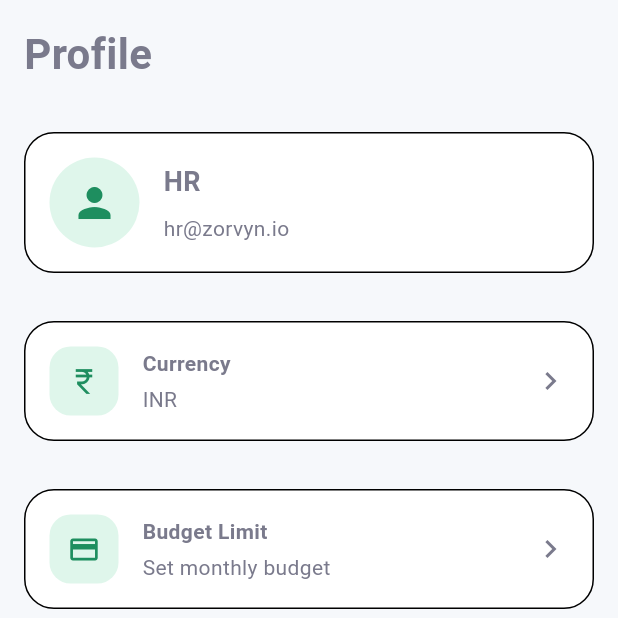
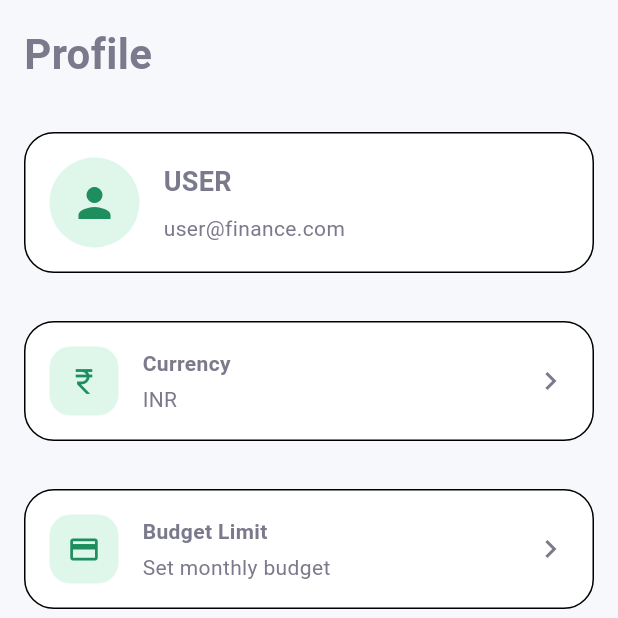
Before and after one commit to Aman-Real/Finance-Companion, a Flutter app: the screen it shows after launch, item 5 of the bottom bar chosen, on a phone screen of 412 x 824 dp, the top half of it. Run offline on Flutter 3.47's test engine with Material 3 defaults, Android fonts, the phone set to English and light mode, and no system bars; our stand-ins replace fl_chart, hive, hive_flutter; accounts and stored records are empty.

Commit message:
UI modified

```diff
--- a/lib/screens/home/dashboard_screen.dart
+++ b/lib/screens/home/dashboard_screen.dart
@@ -82,7 +82,7 @@ class DashboardScreen extends StatelessWidget {
                       ),
                       const SizedBox(height: 4),
                       Text(
-                        'HR',
+                        'USER',
                         style: TextStyle(
                           fontSize: 22,
                           fontWeight: FontWeight.bold,
--- a/lib/screens/profile/profile_screen.dart
+++ b/lib/screens/profile/profile_screen.dart
@@ -58,7 +58,7 @@ class _ProfileScreenState extends State<ProfileScreen> {
                       crossAxisAlignment: CrossAxisAlignment.start,
                       children: [
                         const Text(
-                          'HR',
+                          'USER',
                           style: TextStyle(
                             fontSize: 18,
                             fontWeight: FontWeight.bold,
@@ -66,7 +66,7 @@ class _ProfileScreenState extends State<ProfileScreen> {
                         ),
                         const SizedBox(height: 8),
                         Text(
-                          'hr@zorvyn.io',
+                          'user@finance.com',
                           style: TextStyle(color: mutedTextColor),
                         ),
                       ],
```
